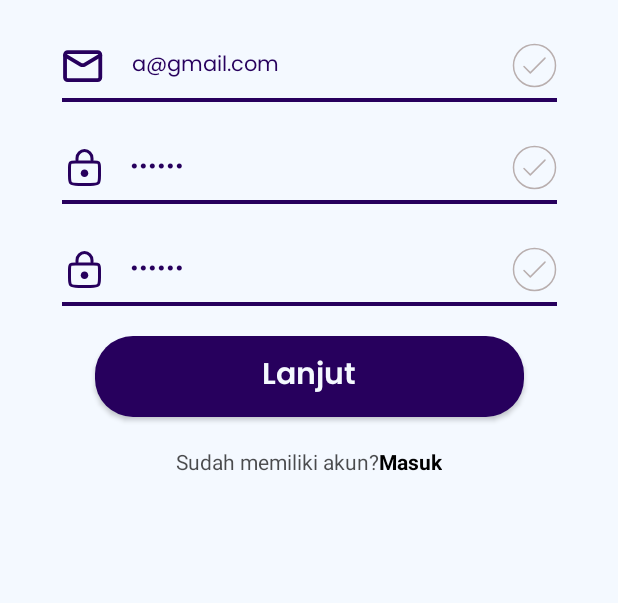
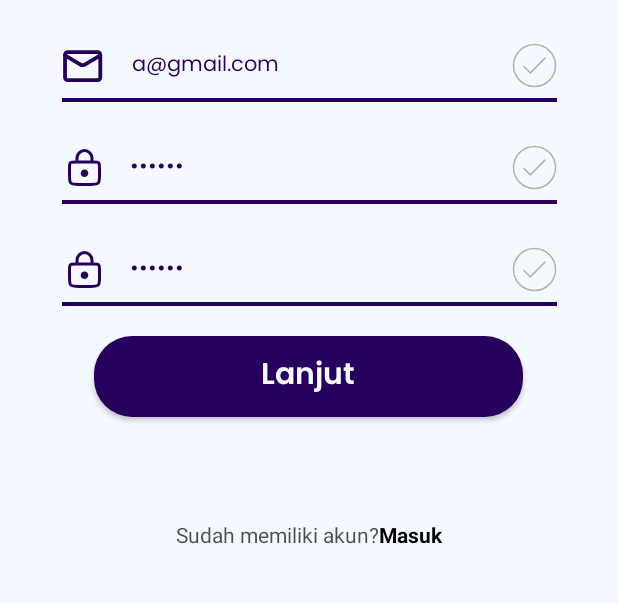
Before and after one commit to AndikaRisky31/Layanan_Warga, an Android app built with Jetpack Compose: the screen it shows after launch (RegisterActivity), after a tap on "GET STARTED", on a phone screen of 412 x 824 dp, the part 614-1217 px from its top. Run offline under Robolectric (Android 15) with nearby library versions, the phone set to English and light mode, and no system bars; our stand-ins replace data binding.

```diff
--- a/app/src/main/AndroidManifest.xml
+++ b/app/src/main/AndroidManifest.xml
@@ -3,6 +3,7 @@
     xmlns:tools="http://schemas.android.com/tools">
 
     <uses-permission android:name="android.permission.INTERNET" />
+    <uses-permission android:name="android.permission.READ_EXTERNAL_STORAGE" />
 
     <application
         android:allowBackup="true"
@@ -49,7 +50,9 @@
         <activity
             android:name=".lapor.LaporActivity"
             android:exported="false"
-            android:theme="@style/Theme.AppCompat.NoActionBar" />
+            android:theme="@style/Theme.AppCompat.NoActionBar"
+            android:screenOrientation="portrait"
+            android:configChanges="keyboardHidden|orientation|screenSize"/>
         <activity
             android:name=".layanan.persyaratan.DetailsActivity"
             android:exported="false"
--- a/app/src/main/java/com/celestial/layang/lapor/LaporViewModel.kt
+++ b/app/src/main/java/com/celestial/layang/lapor/LaporViewModel.kt
@@ -3,7 +3,7 @@ package com.celestial.layang.lapor
 import android.util.Log
 import androidx.lifecycle.ViewModel
 import androidx.lifecycle.viewModelScope
-import com.celestial.layang.api.ApiService
+import com.celestial.layang.api.ApiClient.apiService
 import com.celestial.layang.model.LaporanData
 import com.celestial.layang.model.LaporanRequest
 import com.celestial.layang.model.LaporanResponse
@@ -17,7 +17,6 @@ class LaporViewModel(
     private val laporRepository: LaporRepository
 ) : ViewModel() {
 
-    private lateinit var apiService: ApiService
 
     fun saveLaporan(laporanData: LaporanData) {
         val laporanRequest = LaporanRequest(laporanData)
--- a/app/src/main/java/com/celestial/layang/lapor/LaporViewModelFactory.kt
+++ b/app/src/main/java/com/celestial/layang/lapor/LaporViewModelFactory.kt
@@ -2,13 +2,11 @@ package com.celestial.layang.lapor
 
 import androidx.lifecycle.ViewModel
 import androidx.lifecycle.ViewModelProvider
-import com.celestial.layang.api.ApiService
 import com.celestial.layang.repository.LaporRepository
 
 class LaporViewModelFactory(private val laporRepository: LaporRepository) : ViewModelProvider.Factory {
-    fun <T : ViewModel?> create(modelClass: Class<T>): T {
+    override fun <T : ViewModel> create(modelClass: Class<T>): T {
         if (modelClass.isAssignableFrom(LaporViewModel::class.java)) {
-            @Suppress("UNCHECKED_CAST")
             return LaporViewModel(laporRepository) as T
         }
         throw IllegalArgumentException("Unknown ViewModel class")
--- a/app/src/main/java/com/celestial/layang/layanan/pengajuan/PengajuanFragment.kt
+++ b/app/src/main/java/com/celestial/layang/layanan/pengajuan/PengajuanFragment.kt
@@ -6,7 +6,6 @@ import androidx.fragment.app.Fragment
 import android.view.LayoutInflater
 import android.view.View
 import android.view.ViewGroup
-import android.widget.Button
 import android.widget.ImageButton
 import androidx.recyclerview.widget.LinearLayoutManager
 import com.celestial.layang.R
@@ -56,7 +55,7 @@ class PengajuanFragment : Fragment() {
             dataList.add(PengajuanModel(judul , image()[index]))
         }
         Log.d("ISI DATANYA ", dataList.toString())
-        adapter = PengajuanAdapter(dataList, this@PengajuanFragment)
+        adapter = PengajuanAdapter(dataList, this)
         binding.rvPengajuan.layoutManager = LinearLayoutManager(requireContext())
         binding.rvPengajuan.adapter = adapter
     }
--- a/app/src/main/java/com/celestial/layang/layanan/pengajuan/pengajuanidentity/PengajuanIdentityActivity.kt
+++ b/app/src/main/java/com/celestial/layang/layanan/pengajuan/pengajuanidentity/PengajuanIdentityActivity.kt
@@ -12,7 +12,6 @@ import androidx.lifecycle.viewModelScope
 import com.celestial.layang.R
 import com.celestial.layang.databinding.ActivityPengajuanIdentityBinding
 import com.celestial.layang.model.PengajuanData
-import com.celestial.layang.profileedit.ProfileEditViewModelFactory
 import com.celestial.layang.repository.PengajuanRepository
 import com.celestial.layang.repository.UserDataRepository
 import kotlinx.coroutines.launch
@@ -24,8 +23,8 @@ class PengajuanIdentityActivity : AppCompatActivity() {
         super.onCreate(savedInstanceState)
         binding = DataBindingUtil.setContentView(this, R.layout.activity_pengajuan_identity)
 
-        val judul = intent.getStringExtra("judul")
-        binding.tvJenis.text = judul
+        val jenis = intent.getStringExtra("judul")
+        binding.tvJenis.text = jenis
 
         val userDataRepository: UserDataRepository by lazy {
             UserDataRepository(this)
--- a/app/src/main/java/com/celestial/layang/model/PengajuanData.kt
+++ b/app/src/main/java/com/celestial/layang/model/PengajuanData.kt
@@ -1,8 +1,8 @@
 package com.celestial.layang.model
 
 data class PengajuanData(
-    val pengajuan_id: Int,
-    val user_id: Int,
+    val pengajuan_id: Int?,
+    val user_id: Int?,
     val nama: String,
     val nik: Int,
     val ttl: String,
--- a/app/src/main/java/com/celestial/layang/repository/LaporRepository.kt
+++ b/app/src/main/java/com/celestial/layang/repository/LaporRepository.kt
@@ -2,11 +2,12 @@ package com.celestial.layang.repository
 
 import com.celestial.layang.api.ApiClient
 import com.celestial.layang.api.ApiService
+import com.celestial.layang.lapor.LaporActivity
 import com.celestial.layang.model.LaporanRequest
 import com.celestial.layang.model.LaporanResponse
 import retrofit2.Response
 
-class LaporRepository {
+class LaporRepository(laporActivity: LaporActivity) {
     private val apiService: ApiService = ApiClient.apiService
 
     suspend fun saveLaporan(laporanRequest: LaporanRequest): Response<LaporanResponse> {
--- a/app/src/main/res/layout/activity_lapor.xml
+++ b/app/src/main/res/layout/activity_lapor.xml
@@ -82,7 +82,7 @@
             android:layout_gravity="center|end|top"
             android:background="#00000000"
             android:paddingEnd="16dp"
-            android:text="Ganti"
+            android:text="Tambah"
             android:textAlignment="textEnd"
             android:textColor="@color/secondary_color"
             android:textSize="12sp" />
--- a/app/src/main/res/layout/activity_register.xml
+++ b/app/src/main/res/layout/activity_register.xml
@@ -91,29 +91,39 @@
         android:text="Lanjut"
         android:textAllCaps="false"
         app:layout_constraintEnd_toEndOf="parent"
+        app:layout_constraintHorizontal_bias="0.496"
         app:layout_constraintStart_toStartOf="parent"
         app:layout_constraintTop_toBottomOf="@id/password2" />
+
     <LinearLayout
         android:layout_width="wrap_content"
         android:layout_height="wrap_content"
+        android:layout_marginTop="20dp"
         android:orientation="horizontal"
-        android:layout_marginTop="20dp"
+        app:layout_constraintBottom_toBottomOf="parent"
+        app:layout_constraintEnd_toEndOf="parent"
         app:layout_constraintStart_toStartOf="parent"
-        app:layout_constraintEnd_toEndOf="parent"
         app:layout_constraintTop_toBottomOf="@id/buttonMendaftar">
+
     <TextView
-            android:textColor="@color/black"
-            android:alpha="0.7"
         android:layout_width="wrap_content"
         android:layout_height="wrap_content"
-            android:text="Sudah memiliki akun?"/>
+        android:alpha="0.7"
+        android:text="Sudah memiliki akun?"
+        android:textColor="@color/black"
+        tools:layout_editor_absoluteX="117dp"
+        tools:layout_editor_absoluteY="689dp" />
+
     <TextView
         android:id="@+id/linklogin"
         android:layout_width="wrap_content"
-            android:textColor="@color/black"
         android:layout_height="wrap_content"
         android:text="Masuk"
-            android:textStyle="bold"/>
+        android:textColor="@color/black"
+        android:textStyle="bold"
+        tools:layout_editor_absoluteX="252dp"
+        tools:layout_editor_absoluteY="689dp" />
     </LinearLayout>
+
 </androidx.constraintlayout.widget.ConstraintLayout>
 </layout>
```
Also changed, not shown: app/src/main/java/com/celestial/layang/lapor/LaporActivity.kt (+65 -24 lines), app/src/main/java/com/celestial/layang/layanan/ModelDanAdapter/PengajuanAdapter.kt (+5 -4 lines), app/src/main/res/layout/fragment_pengajuan.xml (+9 -3 lines). Lines whose indentation alone changed are shown as unchanged.
